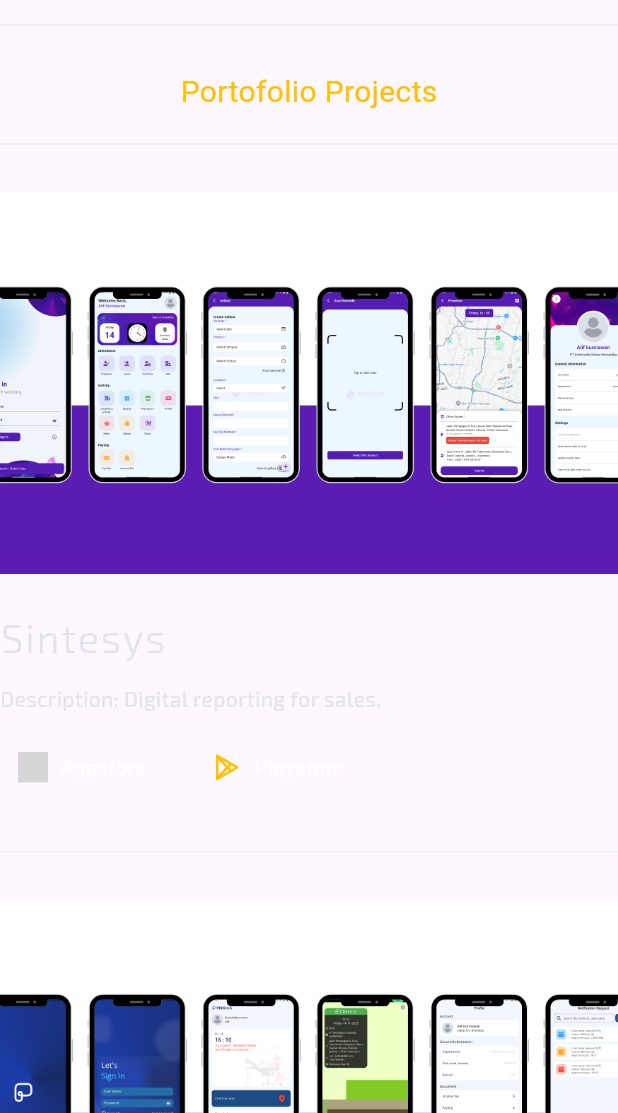
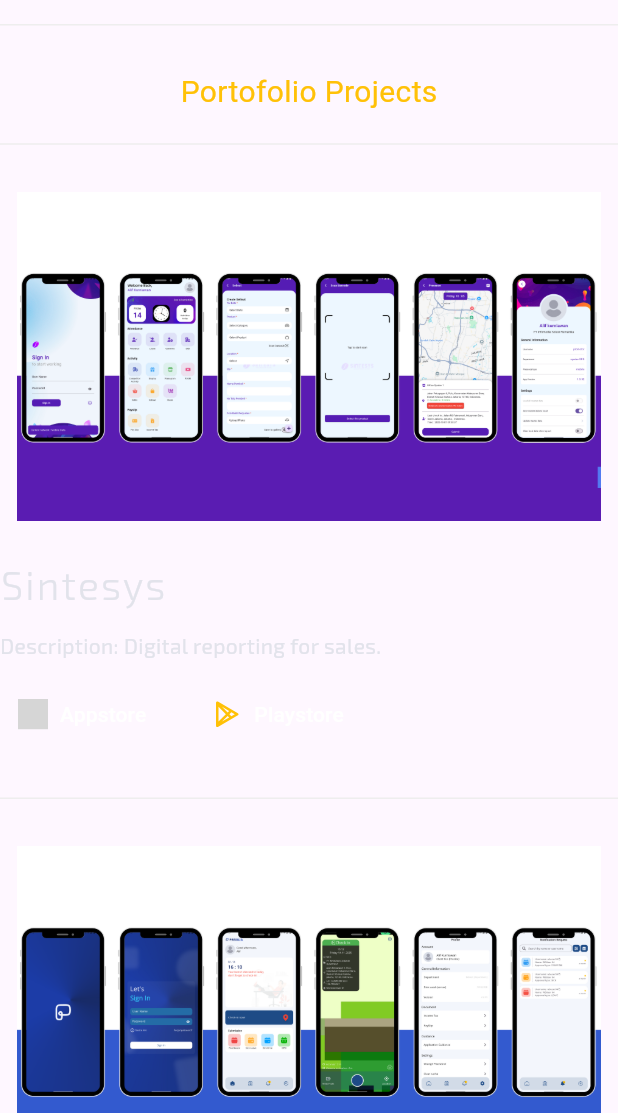
Before and after one commit to awanderer11/profile, a Flutter app: the ProjectPage screen opened directly, on a phone screen of 412 x 824 dp, the part 123-1236 px from its top. Run offline on Flutter 3.47's test engine with Material 3 defaults, Android fonts, the phone set to English and light mode, and no system bars; our stand-ins replace flutter_svg, google_fonts, responsive_framework; grey boxes are pictures that could not be loaded.

Commit message:
add portofolio

```diff
--- a/lib/components/image.dart
+++ b/lib/components/image.dart
@@ -10,7 +10,7 @@
     double width = MediaQuery.of(context).size.width;
     return Container(
       margin: const EdgeInsets.symmetric(vertical: 24),
-      child: Image.asset(image, height: width / 1.618, fit: BoxFit.cover),
+      child: Image.asset(image, height: width / 1.880, fit: BoxFit.cover),
     );
   }
 }
```
Also changed, not shown: assets/projects/joyday.png, 1 other file.
